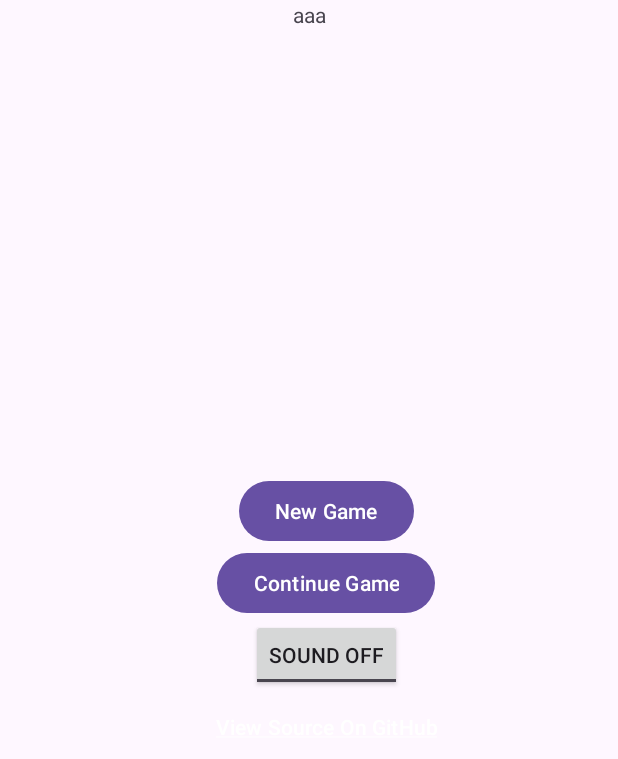
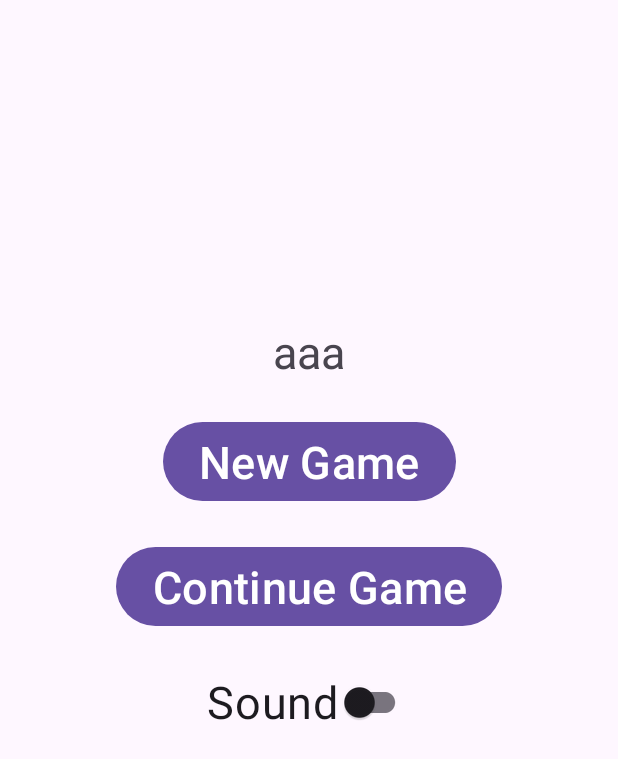
Before and after one commit to aaaa1597/AndKotlin-Breakout, an Android app: the screen it shows after launch (MainActivity), on a phone screen of 412 x 824 dp. Shown: the top 759 px of the screen. Run offline under Robolectric (Android 15) with nearby library versions, the phone set to English and light mode, and no system bars.

Commit message:
opening画面のUI作成

```diff
--- a/app/src/main/res/layout/splash.xml
+++ b/app/src/main/res/layout/splash.xml
@@ -1,6 +1,5 @@
 <?xml version="1.0" encoding="utf-8"?>
-<androidx.constraintlayout.widget.ConstraintLayout
-    xmlns:android="http://schemas.android.com/apk/res/android"
+<androidx.constraintlayout.widget.ConstraintLayout xmlns:android="http://schemas.android.com/apk/res/android"
     xmlns:app="http://schemas.android.com/apk/res-auto"
     xmlns:tools="http://schemas.android.com/tools"
     android:id="@+id/main"
@@ -10,57 +9,69 @@
 
     <TextView
         android:id="@+id/hiScoreView"
+        android:layout_margin="5pt"
         android:layout_width="wrap_content"
         android:layout_height="wrap_content"
         android:text="@string/score"
+        android:textSize="30sp"
         app:layout_constraintEnd_toEndOf="parent"
         app:layout_constraintStart_toStartOf="parent"
-        app:layout_constraintTop_toTopOf="parent" />
+        app:layout_constraintTop_toTopOf="parent"
+        app:layout_constraintBottom_toBottomOf="parent"
+        app:layout_constraintVertical_bias="0.5"
+        app:layout_constraintBottom_toTopOf="@id/newGameButton"
+        app:layout_constraintVertical_chainStyle="packed"/>
 
     <Button
         android:id="@+id/newGameButton"
+        android:layout_margin="5pt"
         android:layout_width="wrap_content"
         android:layout_height="wrap_content"
-        android:layout_marginTop="1dp"
         android:text="@string/launch"
+        android:textSize="30sp"
+        app:layout_constraintTop_toBottomOf="@+id/hiScoreView"
         app:layout_constraintBottom_toTopOf="@+id/contGameButton"
-        app:layout_constraintEnd_toEndOf="@+id/hiScoreView"
-        app:layout_constraintStart_toEndOf="@+id/hiScoreView"
-        app:layout_constraintTop_toTopOf="parent"
-        app:layout_constraintVertical_chainStyle="packed" />
+        app:layout_constraintStart_toStartOf="parent"
+        app:layout_constraintEnd_toEndOf="parent" />
 
     <Button
         android:id="@+id/contGameButton"
+        android:layout_margin="5pt"
         android:layout_width="wrap_content"
         android:layout_height="wrap_content"
         android:text="@string/cont"
+        android:textSize="30sp"
         app:layout_constraintBottom_toTopOf="@+id/soundToggleButton"
-        app:layout_constraintEnd_toEndOf="@+id/hiScoreView"
-        app:layout_constraintStart_toEndOf="@+id/hiScoreView"
-        app:layout_constraintTop_toBottomOf="@+id/newGameButton" />
+        app:layout_constraintTop_toBottomOf="@+id/newGameButton"
+        app:layout_constraintStart_toStartOf="parent"
+        app:layout_constraintEnd_toEndOf="parent" />
 
-    <ToggleButton
+    <androidx.appcompat.widget.SwitchCompat
         android:id="@+id/soundToggleButton"
+        android:layout_margin="5pt"
         android:layout_width="wrap_content"
         android:layout_height="wrap_content"
         android:text="@string/sound"
+        android:textSize="30sp"
         android:textOff="Sound OFF"
         android:textOn="Sound ON"
+        app:layout_constraintTop_toBottomOf="@+id/contGameButton"
         app:layout_constraintBottom_toTopOf="@+id/sourceTextView"
-        app:layout_constraintEnd_toEndOf="@+id/hiScoreView"
-        app:layout_constraintStart_toEndOf="@+id/hiScoreView"
-        app:layout_constraintTop_toBottomOf="@+id/contGameButton" />
+        app:layout_constraintStart_toStartOf="parent"
+        app:layout_constraintEnd_toEndOf="parent" />
 
     <Button
         android:id="@+id/sourceTextView"
+        android:layout_margin="5pt"
         android:layout_width="wrap_content"
         android:layout_height="wrap_content"
         android:background="@android:color/transparent"
         android:text="@string/source"
+        android:textSize="30sp"
+        app:layout_constraintTop_toBottomOf="@+id/soundToggleButton"
         app:layout_constraintBottom_toBottomOf="parent"
-        app:layout_constraintEnd_toEndOf="@+id/hiScoreView"
-        app:layout_constraintStart_toEndOf="@+id/hiScoreView"
-        app:layout_constraintTop_toBottomOf="@+id/soundToggleButton" />
+        app:layout_constraintStart_toStartOf="parent"
+        app:layout_constraintEnd_toEndOf="parent" />
 
 
 </androidx.constraintlayout.widget.ConstraintLayout>
```
